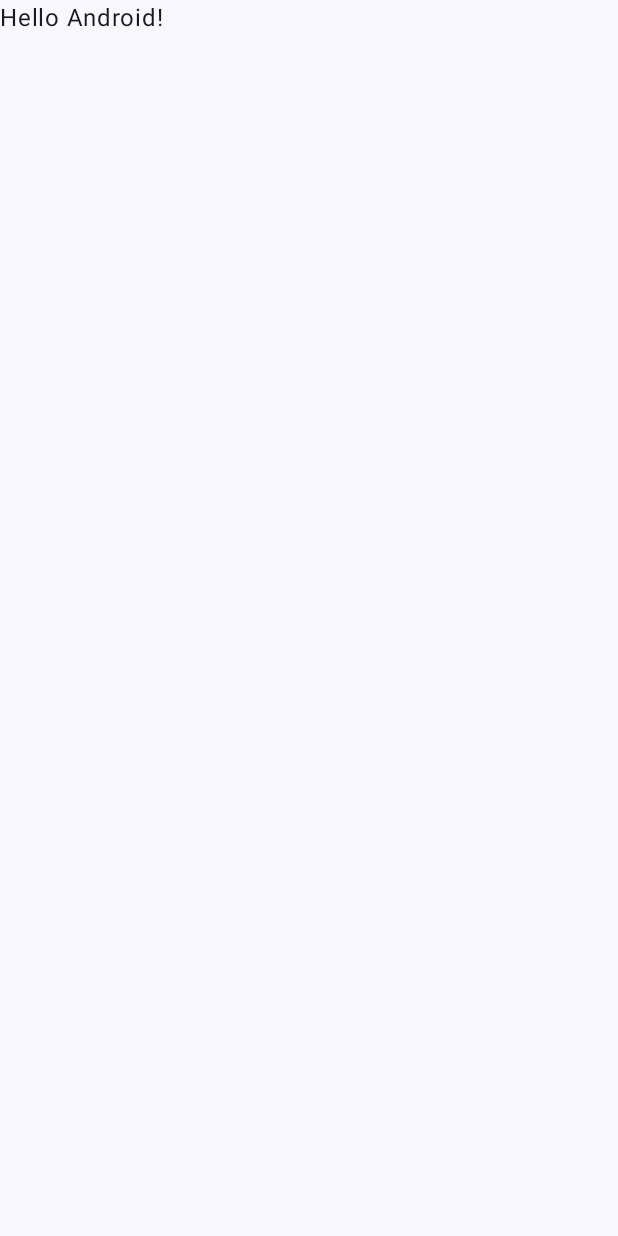
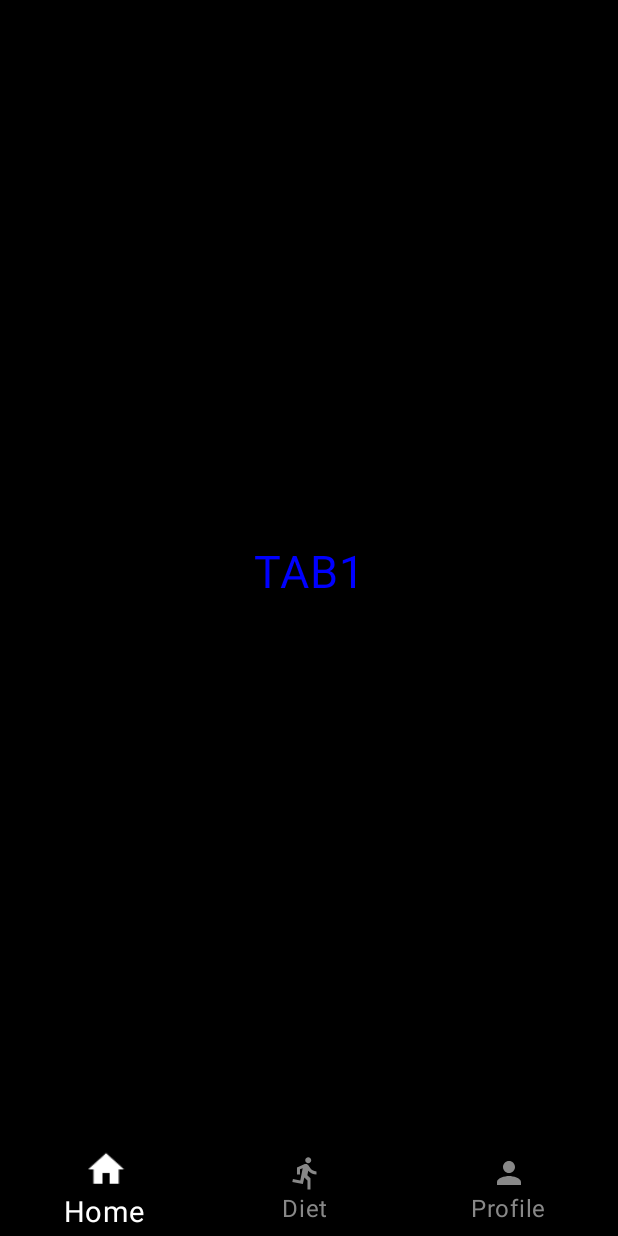
Before and after one commit to YU-HASUNG/MyDietApp, an Android app built with Jetpack Compose: the screen it shows after launch once a user with an empty profile is signed in (MainActivity), on a phone screen of 412 x 824 dp. Before the commit the screen is almost empty. Run offline under Robolectric (Android 15) with nearby library versions, the phone set to English and light mode, and no system bars; our stand-ins replace Firebase (no records; nobody signed in at launch, a user with empty details on screens opened directly).

Commit message:
[250205] 하단 네비게이션 작업 - 하단 네비게이션 생성 - 네비게이션별 탭 생성

```diff
--- a/app/src/main/java/leopardcat/studio/mydietapp/MainActivity.kt
+++ b/app/src/main/java/leopardcat/studio/mydietapp/MainActivity.kt
@@ -3,13 +3,24 @@ package leopardcat.studio.mydietapp
 import android.os.Bundle
 import androidx.activity.ComponentActivity
 import androidx.activity.compose.setContent
+import androidx.compose.foundation.background
+import androidx.compose.foundation.layout.Box
+import androidx.compose.foundation.layout.Column
 import androidx.compose.foundation.layout.fillMaxSize
-import androidx.compose.material3.MaterialTheme
-import androidx.compose.material3.Surface
-import androidx.compose.material3.Text
-import androidx.compose.runtime.Composable
+import androidx.compose.foundation.layout.padding
+import androidx.compose.runtime.getValue
+import androidx.compose.runtime.mutableStateOf
+import androidx.compose.runtime.remember
+import androidx.compose.runtime.setValue
+import androidx.compose.ui.Alignment
 import androidx.compose.ui.Modifier
-import androidx.compose.ui.tooling.preview.Preview
+import androidx.compose.ui.graphics.Color
+import androidx.compose.ui.unit.dp
+import leopardcat.studio.mydietapp.ui.main.DietAppScreen
+import leopardcat.studio.mydietapp.ui.main.MainNavigation
+import leopardcat.studio.mydietapp.ui.main.screens.DietScreen
+import leopardcat.studio.mydietapp.ui.main.screens.HomeScreen
+import leopardcat.studio.mydietapp.ui.main.screens.ProfileScreen
 import leopardcat.studio.mydietapp.ui.theme.MyDietAppTheme
 
 class MainActivity : ComponentActivity() {
@@ -17,30 +28,37 @@ class MainActivity : ComponentActivity() {
         super.onCreate(savedInstanceState)
         setContent {
             MyDietAppTheme {
-                // A surface container using the 'background' color from the theme
-                Surface(
-                    modifier = Modifier.fillMaxSize(),
-                    color = MaterialTheme.colorScheme.background
+
+                var currentScreen by remember{ mutableStateOf(DietAppScreen.Home) }
+
+                Column(
+                    modifier = Modifier
+                        .fillMaxSize()
+                        .background(Color.Black)
                 ) {
-                    Greeting("Android")
+                    Box(
+                        modifier = Modifier
+                            .padding(bottom = 60.dp)
+                            .fillMaxSize()
+                    ) {
+                        when(currentScreen) {
+                            DietAppScreen.Home -> HomeScreen()
+                            DietAppScreen.Diet -> DietScreen()
+                            DietAppScreen.Profile -> ProfileScreen()
+                        }
+                    }
+                }
+
+                Box(
+                    modifier = Modifier
+                        .fillMaxSize(),
+                    contentAlignment = Alignment.BottomCenter
+                ) {
+                    MainNavigation(currentScreen = currentScreen, onTabSelected = {
+                        currentScreen = it
+                    })
                 }
             }
         }
     }
 }
-
-@Composable
-fun Greeting(name: String, modifier: Modifier = Modifier) {
-    Text(
-        text = "Hello $name!",
-        modifier = modifier
-    )
-}
-
-@Preview(showBackground = true)
-@Composable
-fun GreetingPreview() {
-    MyDietAppTheme {
-        Greeting("Android")
-    }
-}
--- /dev/null
+++ b/app/src/main/java/leopardcat/studio/mydietapp/ui/main/MainNavigation.kt
@@ -0,0 +1,88 @@
+package leopardcat.studio.mydietapp.ui.main
+
+import androidx.compose.animation.animateColorAsState
+import androidx.compose.animation.core.animateFloatAsState
+import androidx.compose.animation.core.spring
+import androidx.compose.foundation.background
+import androidx.compose.foundation.clickable
+import androidx.compose.foundation.layout.Arrangement
+import androidx.compose.foundation.layout.Column
+import androidx.compose.foundation.layout.Row
+import androidx.compose.foundation.layout.fillMaxWidth
+import androidx.compose.foundation.layout.height
+import androidx.compose.foundation.layout.padding
+import androidx.compose.material3.Icon
+import androidx.compose.material3.Text
+import androidx.compose.runtime.Composable
+import androidx.compose.runtime.getValue
+import androidx.compose.ui.Alignment
+import androidx.compose.ui.Modifier
+import androidx.compose.ui.draw.scale
+import androidx.compose.ui.graphics.Color
+import androidx.compose.ui.res.painterResource
+import androidx.compose.ui.tooling.preview.Preview
+import androidx.compose.ui.unit.dp
+import leopardcat.studio.mydietapp.R
+
+@Composable
+fun MainNavigation(
+    currentScreen: DietAppScreen,
+    onTabSelected: (DietAppScreen) -> Unit
+) {
+    Row(
+        modifier = Modifier
+            .fillMaxWidth()
+            .height(60.dp)
+            .background(Color.Black),
+        verticalAlignment = Alignment.CenterVertically,
+        horizontalArrangement = Arrangement.SpaceAround
+    ) {
+        DietAppScreen.entries.forEach { screen ->
+
+            val isSelected = currentScreen == screen
+
+            val color by animateColorAsState(
+                targetValue = if (isSelected) Color.White else Color.Gray,
+                animationSpec = spring(), label = ""
+            )
+
+            val scale by animateFloatAsState(
+                targetValue = if (isSelected) 1.2f else 1.0f,
+                animationSpec = spring(), label = ""
+            )
+
+            Column(
+                horizontalAlignment = Alignment.CenterHorizontally,
+                modifier = Modifier
+                    .clickable { onTabSelected(screen) }
+                    .scale(scale)
+                    .padding(3.dp)
+            ) {
+
+                Icon(
+                    painter = painterResource(id = screen.icon),
+                    contentDescription = screen.name,
+                    tint = color
+                )
+
+                Text(
+                    text = screen.name,
+                    color = color
+                )
+
+            }
+        }
+    }
+}
+
+enum class DietAppScreen(val icon: Int) {
+    Home(R.drawable.tab1_icon),
+    Diet(R.drawable.tab2_icon),
+    Profile(R.drawable.tab3_icon)
+}
+
+@Preview
+@Composable
+fun MainNavigationPreview() {
+    MainNavigation(DietAppScreen.Home) { }
+}
--- /dev/null
+++ b/app/src/main/java/leopardcat/studio/mydietapp/ui/main/screens/TAB1_HomeScreen.kt
@@ -0,0 +1,25 @@
+package leopardcat.studio.mydietapp.ui.main.screens
+
+import androidx.compose.foundation.layout.Box
+import androidx.compose.foundation.layout.fillMaxSize
+import androidx.compose.material3.Text
+import androidx.compose.runtime.Composable
+import androidx.compose.ui.Alignment
+import androidx.compose.ui.Modifier
+import androidx.compose.ui.graphics.Color
+import androidx.compose.ui.unit.sp
+
+@Composable
+fun HomeScreen() {
+
+    Box(modifier = Modifier
+        .fillMaxSize(),
+        contentAlignment = Alignment.Center
+    ) {
+        Text(
+            text = "TAB1",
+            fontSize = 30.sp,
+            color = Color.Blue
+        )
+    }
+}
--- /dev/null
+++ b/app/src/main/java/leopardcat/studio/mydietapp/ui/main/screens/TAB2_DietScreen.kt
@@ -0,0 +1,25 @@
+package leopardcat.studio.mydietapp.ui.main.screens
+
+import androidx.compose.foundation.layout.Box
+import androidx.compose.foundation.layout.fillMaxSize
+import androidx.compose.material3.Text
+import androidx.compose.runtime.Composable
+import androidx.compose.ui.Alignment
+import androidx.compose.ui.Modifier
+import androidx.compose.ui.graphics.Color
+import androidx.compose.ui.unit.sp
+
+@Composable
+fun DietScreen() {
+
+    Box(modifier = Modifier
+        .fillMaxSize(),
+        contentAlignment = Alignment.Center
+    ) {
+        Text(
+            text = "TAB2",
+            fontSize = 30.sp,
+            color = Color.Blue
+        )
+    }
+}
--- /dev/null
+++ b/app/src/main/java/leopardcat/studio/mydietapp/ui/main/screens/TAB3_ProfileScreen.kt
@@ -0,0 +1,25 @@
+package leopardcat.studio.mydietapp.ui.main.screens
+
+import androidx.compose.foundation.layout.Box
+import androidx.compose.foundation.layout.fillMaxSize
+import androidx.compose.material3.Text
+import androidx.compose.runtime.Composable
+import androidx.compose.ui.Alignment
+import androidx.compose.ui.Modifier
+import androidx.compose.ui.graphics.Color
+import androidx.compose.ui.unit.sp
+
+@Composable
+fun ProfileScreen() {
+
+    Box(modifier = Modifier
+        .fillMaxSize(),
+        contentAlignment = Alignment.Center
+    ) {
+        Text(
+            text = "TAB3",
+            fontSize = 30.sp,
+            color = Color.Blue
+        )
+    }
+}
--- /dev/null
+++ b/app/src/main/res/drawable/tab1_icon.xml
@@ -0,0 +1,5 @@
+<vector xmlns:android="http://schemas.android.com/apk/res/android" android:height="24dp" android:tint="#000000" android:viewportHeight="24" android:viewportWidth="24" android:width="24dp">
+
+    <path android:fillColor="@android:color/white" android:pathData="M10,20v-6h4v6h5v-8h3L12,3 2,12h3v8z"/>
+
+</vector>
--- /dev/null
+++ b/app/src/main/res/drawable/tab2_icon.xml
@@ -0,0 +1,5 @@
+<vector xmlns:android="http://schemas.android.com/apk/res/android" android:autoMirrored="true" android:height="24dp" android:tint="#000000" android:viewportHeight="24" android:viewportWidth="24" android:width="24dp">
+
+    <path android:fillColor="@android:color/white" android:pathData="M13.49,5.48c1.1,0 2,-0.9 2,-2s-0.9,-2 -2,-2 -2,0.9 -2,2 0.9,2 2,2zM9.89,19.38l1,-4.4 2.1,2v6h2v-7.5l-2.1,-2 0.6,-3c1.3,1.5 3.3,2.5 5.5,2.5v-2c-1.9,0 -3.5,-1 -4.3,-2.4l-1,-1.6c-0.4,-0.6 -1,-1 -1.7,-1 -0.3,0 -0.5,0.1 -0.8,0.1l-5.2,2.2v4.7h2v-3.4l1.8,-0.7 -1.6,8.1 -4.9,-1 -0.4,2 7,1.4z"/>
+
+</vector>
--- /dev/null
+++ b/app/src/main/res/drawable/tab3_icon.xml
@@ -0,0 +1,5 @@
+<vector xmlns:android="http://schemas.android.com/apk/res/android" android:height="24dp" android:tint="#000000" android:viewportHeight="24" android:viewportWidth="24" android:width="24dp">
+
+    <path android:fillColor="@android:color/white" android:pathData="M12,12c2.21,0 4,-1.79 4,-4s-1.79,-4 -4,-4 -4,1.79 -4,4 1.79,4 4,4zM12,14c-2.67,0 -8,1.34 -8,4v2h16v-2c0,-2.66 -5.33,-4 -8,-4z"/>
+
+</vector>
```
